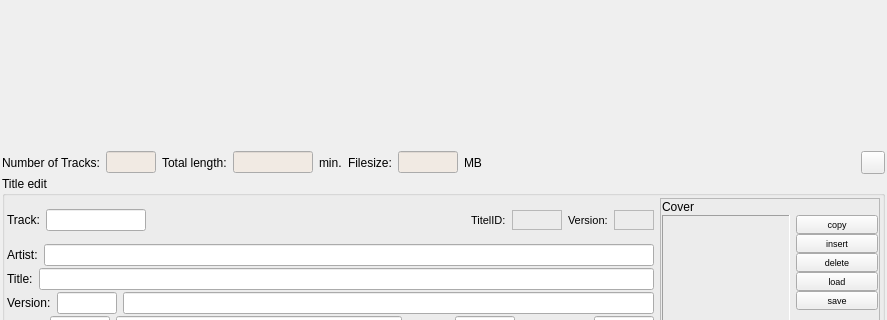
Qt form forms/edit.ui (pfedick/winmusik) before a commit; both pictures show x 0 to 887 and y 164 to 484 of the 887 by 678 pixel window.
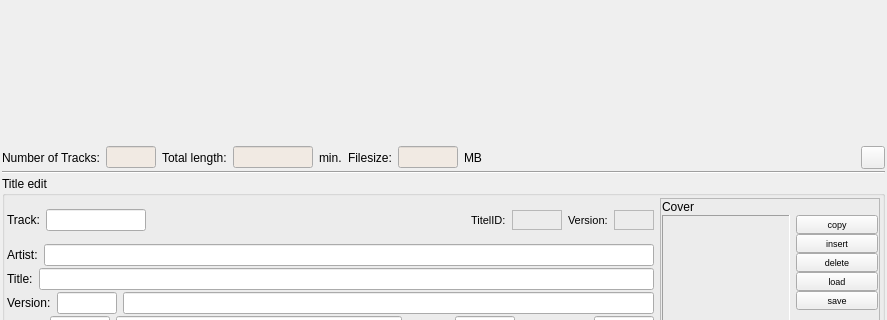
The same form after that commit. Icons and pictures are not drawn. Custom widgets are drawn as their Qt base class.

The edit to the form file:
```diff
--- a/forms/edit.ui
+++ b/forms/edit.ui
@@ -602,6 +602,13 @@
      </item>
     </layout>
    </item>
+   <item>
+    <widget class="Line" name="line_2">
+     <property name="orientation">
+      <enum>Qt::Horizontal</enum>
+     </property>
+    </widget>
+   </item>
    <item>
     <widget class="QGroupBox" name="titleEdit">
      <property name="sizePolicy">
```
Left out of the diff: 2 changed lines with no effect on the pictures.
